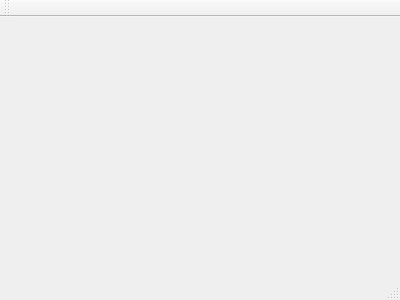
rombiddle/FiltrePlus, file mainwindow.ui: the form before one commit.
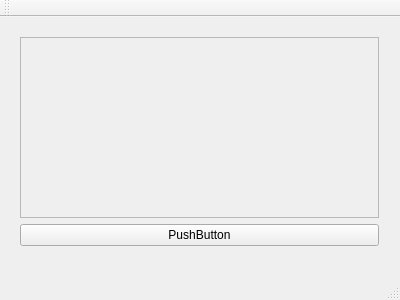
The form after the commit.

Commit message: Open cv installed. Image load/display/save with open cv but no GUI

The edit to the form file:
```diff
--- a/mainwindow.ui
+++ b/mainwindow.ui
@@ -12,13 +12,58 @@
   <property name="windowTitle" >
    <string>MainWindow</string>
   </property>
-  <widget class="QMenuBar" name="menuBar" />
-  <widget class="QToolBar" name="mainToolBar" />
-  <widget class="QWidget" name="centralWidget" />
-  <widget class="QStatusBar" name="statusBar" />
+  <widget class="QWidget" name="centralWidget">
+   <widget class="QWidget" name="verticalLayoutWidget">
+    <property name="geometry">
+     <rect>
+      <x>9</x>
+      <y>9</y>
+      <width>381</width>
+      <height>231</height>
+     </rect>
+    </property>
+    <layout class="QVBoxLayout" name="verticalLayout">
+     <item>
+      <widget class="QFrame" name="frame">
+       <property name="frameShape">
+        <enum>QFrame::StyledPanel</enum>
+       </property>
+       <property name="frameShadow">
+        <enum>QFrame::Raised</enum>
+       </property>
+      </widget>
+     </item>
+     <item>
+      <widget class="QPushButton" name="pushButton">
+       <property name="text">
+        <string>PushButton</string>
+       </property>
+      </widget>
+     </item>
+    </layout>
+   </widget>
+  </widget>
+  <widget class="QMenuBar" name="menuBar">
+   <property name="geometry">
+    <rect>
+     <x>0</x>
+     <y>0</y>
+     <width>400</width>
+     <height>22</height>
+    </rect>
+   </property>
+  </widget>
+  <widget class="QToolBar" name="mainToolBar">
+   <attribute name="toolBarArea">
+    <enum>TopToolBarArea</enum>
+   </attribute>
+   <attribute name="toolBarBreak">
+    <bool>false</bool>
+   </attribute>
+  </widget>
+  <widget class="QStatusBar" name="statusBar"/>
  </widget>
- <layoutDefault spacing="6" margin="11" />
- <pixmapfunction></pixmapfunction>
+ <layoutdefault spacing="6" margin="11"/>
  <resources/>
  <connections/>
 </ui>
```
Left out of the diff: 7 changed lines with no effect on the pictures. The commit also changes 4 other files.
